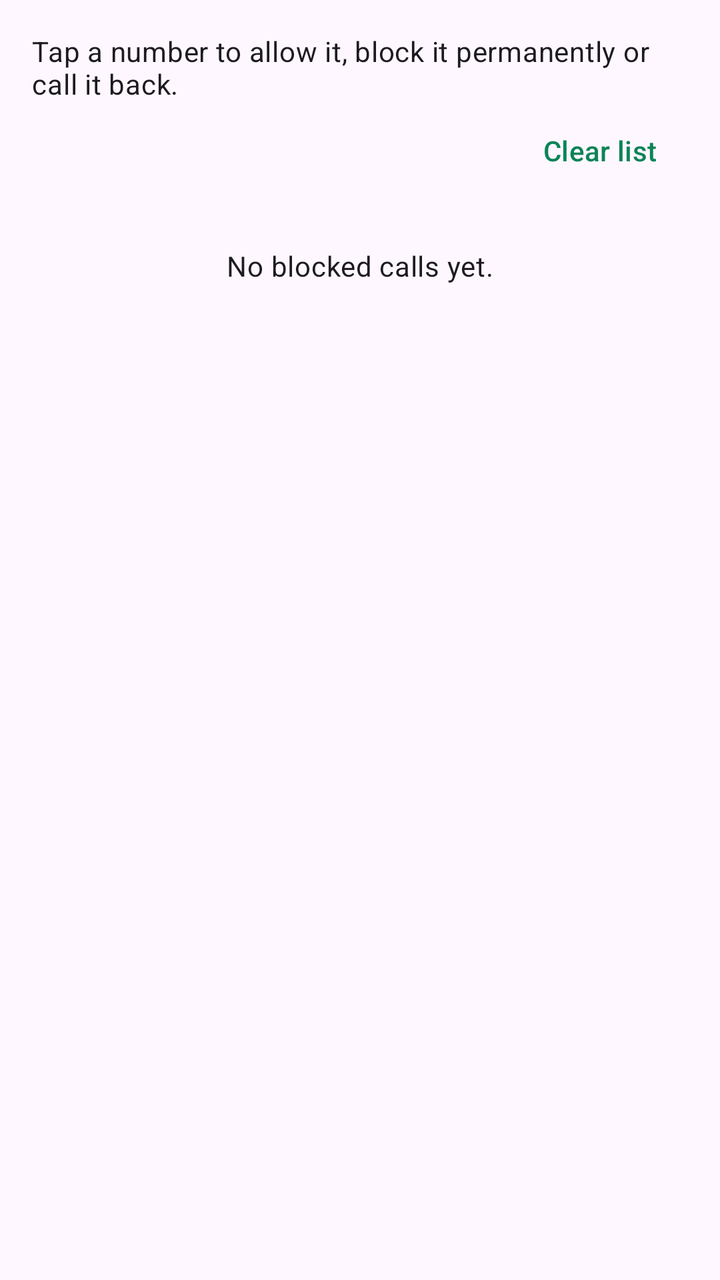
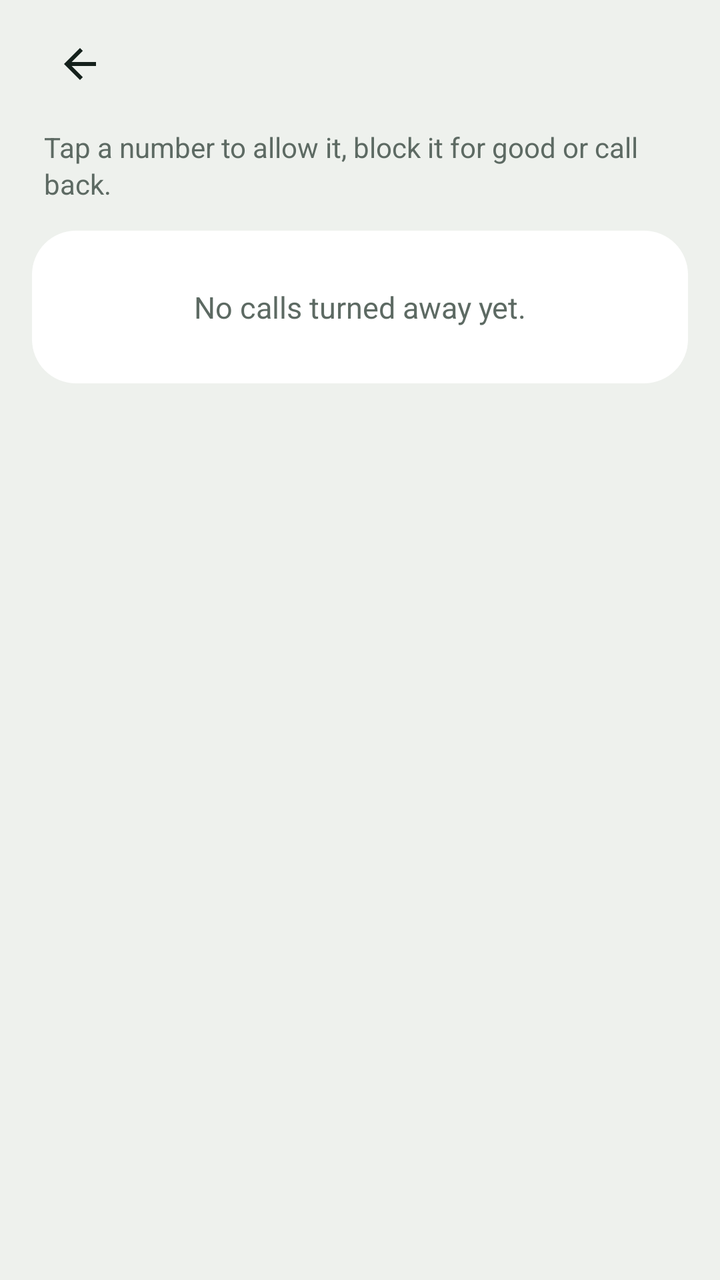

Two renders of the same Android screen: before a commit and after it. Below are the layout's source before the change and the commit's diff.
<!-- AndroidManifest.xml: application theme Theme.CallShield -->
<!-- res/layout/activity_blocked_log.xml -->
<?xml version="1.0" encoding="utf-8"?>
<LinearLayout xmlns:android="http://schemas.android.com/apk/res/android"
    android:layout_width="match_parent"
    android:layout_height="match_parent"
    android:orientation="vertical"
    android:padding="16dp">

    <TextView
        android:layout_width="match_parent"
        android:layout_height="wrap_content"
        android:text="@string/log_hint"
        android:textAppearance="?attr/textAppearanceBodyMedium" />

    <com.google.android.material.button.MaterialButton
        android:id="@+id/btnClear"
        style="@style/Widget.Material3.Button.TextButton"
        android:layout_width="wrap_content"
        android:layout_height="wrap_content"
        android:layout_gravity="end"
        android:text="@string/clear_log" />

    <TextView
        android:id="@+id/empty"
        android:layout_width="match_parent"
        android:layout_height="wrap_content"
        android:layout_marginTop="24dp"
        android:gravity="center"
        android:text="@string/log_empty"
        android:textAppearance="?attr/textAppearanceBodyMedium" />

    <ListView
        android:id="@+id/list"
        android:layout_width="match_parent"
        android:layout_height="0dp"
        android:layout_weight="1" />
</LinearLayout>
<!-- resources referenced by this layout -->
<resources>
  <string name="clear_log">Clear list</string>
  <string name="log_empty">No blocked calls yet.</string>
  <string name="log_hint">Tap a number to allow it, block it permanently or call it back.</string>
  <style name="Theme.CallShield" parent="Theme.Material3.DayNight">
          <item name="colorPrimary">@color/shield_green</item>
          <item name="colorSecondary">@color/shield_green</item>
      </style>
  <color name="shield_green">#0B8457</color>
</resources>

<!-- the commit's change to res/layout/activity_blocked_log.xml (unified diff, before → after) -->
@@ -2,35 +2,77 @@
 <LinearLayout xmlns:android="http://schemas.android.com/apk/res/android"
     android:layout_width="match_parent"
     android:layout_height="match_parent"
+    android:fitsSystemWindows="true"
     android:orientation="vertical"
-    android:padding="16dp">
+    android:paddingStart="16dp"
+    android:paddingEnd="16dp">
+
+    <include layout="@layout/view_header" />
 
     <TextView
         android:layout_width="match_parent"
         android:layout_height="wrap_content"
-        android:text="@string/log_hint"
-        android:textAppearance="?attr/textAppearanceBodyMedium" />
-
-    <com.google.android.material.button.MaterialButton
-        android:id="@+id/btnClear"
-        style="@style/Widget.Material3.Button.TextButton"
-        android:layout_width="wrap_content"
-        android:layout_height="wrap_content"
-        android:layout_gravity="end"
-        android:text="@string/clear_log" />
+        android:layout_marginStart="6dp"
+        android:layout_marginEnd="6dp"
+        android:layout_marginBottom="14dp"
+        style="@style/Text.RowSub"
+        android:text="@string/log_hint" />
 
     <TextView
         android:id="@+id/empty"
         android:layout_width="match_parent"
         android:layout_height="wrap_content"
-        android:layout_marginTop="24dp"
+        android:background="@drawable/bg_group"
         android:gravity="center"
+        android:lineSpacingExtra="3sp"
+        android:padding="28dp"
         android:text="@string/log_empty"
-        android:textAppearance="?attr/textAppearanceBodyMedium" />
+        android:textColor="@color/muted"
+        android:textSize="15sp" />
 
     <ListView
         android:id="@+id/list"
         android:layout_width="match_parent"
-        android:layout_height="0dp"
-        android:layout_weight="1" />
+        android:layout_height="wrap_content"
+        android:layout_marginBottom="16dp"
+        android:background="@drawable/bg_group"
+        android:divider="@drawable/divider_inset"
+        android:dividerHeight="1dp" />
 </LinearLayout>
+<!-- res/layout/view_header.xml (included above) -->
+<?xml version="1.0" encoding="utf-8"?>
+<LinearLayout xmlns:android="http://schemas.android.com/apk/res/android"
+    android:layout_width="match_parent"
+    android:layout_height="64dp"
+    android:gravity="center_vertical"
+    android:orientation="horizontal">
+
+    <ImageButton
+        android:id="@+id/headerBack"
+        android:layout_width="48dp"
+        android:layout_height="48dp"
+        android:background="?attr/selectableItemBackgroundBorderless"
+        android:contentDescription="@string/back"
+        android:src="@drawable/ic_back" />
+
+    <TextView
+        android:id="@+id/headerTitle"
+        android:layout_width="0dp"
+        android:layout_height="wrap_content"
+        android:layout_marginStart="6dp"
+        android:layout_weight="1"
+        android:ellipsize="end"
+        android:maxLines="1"
+        style="@style/Text.ScreenTitle" />
+
+    <TextView
+        android:id="@+id/headerAction"
+        android:layout_width="wrap_content"
+        android:layout_height="wrap_content"
+        android:background="?attr/selectableItemBackground"
+        android:fontFamily="sans-serif-medium"
+        android:padding="10dp"
+        android:textColor="@color/green"
+        android:textSize="15sp"
+        android:visibility="gone" />
+</LinearLayout>
<!-- resource entries referenced after the edit -->
@@ -1,12 +1,81 @@
 <!-- resources referenced by this layout -->
 <resources>
-  <string name="clear_log">Clear list</string>
-  <string name="log_empty">No blocked calls yet.</string>
-  <string name="log_hint">Tap a number to allow it, block it permanently or call it back.</string>
-  <style name="Theme.CallShield" parent="Theme.Material3.DayNight">
-          <item name="colorPrimary">@color/shield_green</item>
-          <item name="colorSecondary">@color/shield_green</item>
+  <color name="green">#1F8A5B</color>
+  <color name="muted">#5D6A63</color>
+  <!-- drawable bg_group (drawable) -->
+  <?xml version="1.0" encoding="utf-8"?>
+  <shape xmlns:android="http://schemas.android.com/apk/res/android" android:shape="rectangle">
+      <solid android:color="@color/surface" />
+      <corners android:radius="22dp" />
+  </shape>
+  <!-- drawable divider_inset (drawable) -->
+  <?xml version="1.0" encoding="utf-8"?>
+  <inset xmlns:android="http://schemas.android.com/apk/res/android"
+      android:insetLeft="18dp">
+      <shape android:shape="rectangle">
+          <solid android:color="@color/line" />
+          <size android:height="1dp" />
+      </shape>
+  </inset>
+  <!-- drawable ic_back (drawable) -->
+  <?xml version="1.0" encoding="utf-8"?>
+  <vector xmlns:android="http://schemas.android.com/apk/res/android"
+      android:width="24dp" android:height="24dp" android:viewportWidth="24" android:viewportHeight="24"
+      android:autoMirrored="true">
+      <path android:fillColor="@color/ink"
+          android:pathData="M20,11H7.83l5.59,-5.59L12,4l-8,8 8,8 1.41,-1.41L7.83,13H20v-2z" />
+  </vector>
+  <string name="back">Back</string>
+  <string name="log_empty">No calls turned away yet.</string>
+  <string name="log_hint">Tap a number to allow it, block it for good or call back.</string>
+  <style name="Text.RowSub" parent="">
+          <item name="android:textSize">14sp</item>
+          <item name="android:lineSpacingExtra">2sp</item>
+          <item name="android:textColor">@color/muted</item>
       </style>
-  <color name="shield_green">#0B8457</color>
+  <style name="Text.ScreenTitle" parent="">
+          <item name="android:fontFamily">@font/bricolage_semibold</item>
+          <item name="android:textSize">21sp</item>
+          <item name="android:textColor">@color/ink</item>
+      </style>
+  <style name="Theme.CallShield" parent="Base.CallShield">
+          <item name="android:windowLightStatusBar">true</item>
+          <item name="android:windowLightNavigationBar">true</item>
+      </style>
+  <color name="surface">#FFFFFF</color>
+  <color name="line">#DDE3DE</color>
+  <color name="ink">#15211C</color>
+  <style name="Base.CallShield" parent="Theme.Material3.DayNight.NoActionBar">
+          <item name="colorPrimary">@color/green</item>
+          <item name="colorOnPrimary">@color/surface</item>
+          <item name="colorPrimaryContainer">@color/green_soft</item>
+          <item name="colorOnPrimaryContainer">@color/ink</item>
+          <item name="colorSecondary">@color/green</item>
+          <item name="colorOnSecondary">@color/surface</item>
+          <item name="colorSecondaryContainer">@color/green_soft</item>
+          <item name="colorOnSecondaryContainer">@color/ink</item>
+          <item name="colorTertiary">@color/kola</item>
+          <item name="colorError">@color/kola</item>
+          <item name="colorSurface">@color/surface</item>
+          <item name="colorOnSurface">@color/ink</item>
+          <item name="colorOnSurfaceVariant">@color/muted</item>
+          <item name="colorSurfaceVariant">@color/ground</item>
+          <item name="colorSurfaceContainerLowest">@color/surface</item>
+          <item name="colorSurfaceContainerLow">@color/surface</item>
+          <item name="colorSurfaceContainer">@color/surface</item>
+          <item name="colorSurfaceContainerHigh">@color/surface</item>
+          <item name="colorSurfaceContainerHighest">@color/track_off</item>
+          <item name="colorOutline">@color/outline</item>
+          <item name="colorOutlineVariant">@color/line</item>
+          <item name="android:colorBackground">@color/ground</item>
+          <item name="android:windowBackground">@color/ground</item>
+          <item name="android:statusBarColor">@color/ground</item>
+          <item name="android:navigationBarColor">@color/ground</item>
+      </style>
+  <color name="green_soft">#DCEBE2</color>
+  <color name="kola">#A3322B</color>
+  <color name="ground">#EEF1ED</color>
+  <color name="track_off">#D4DBD6</color>
+  <color name="outline">#B9C4BD</color>
 </resources>
 
